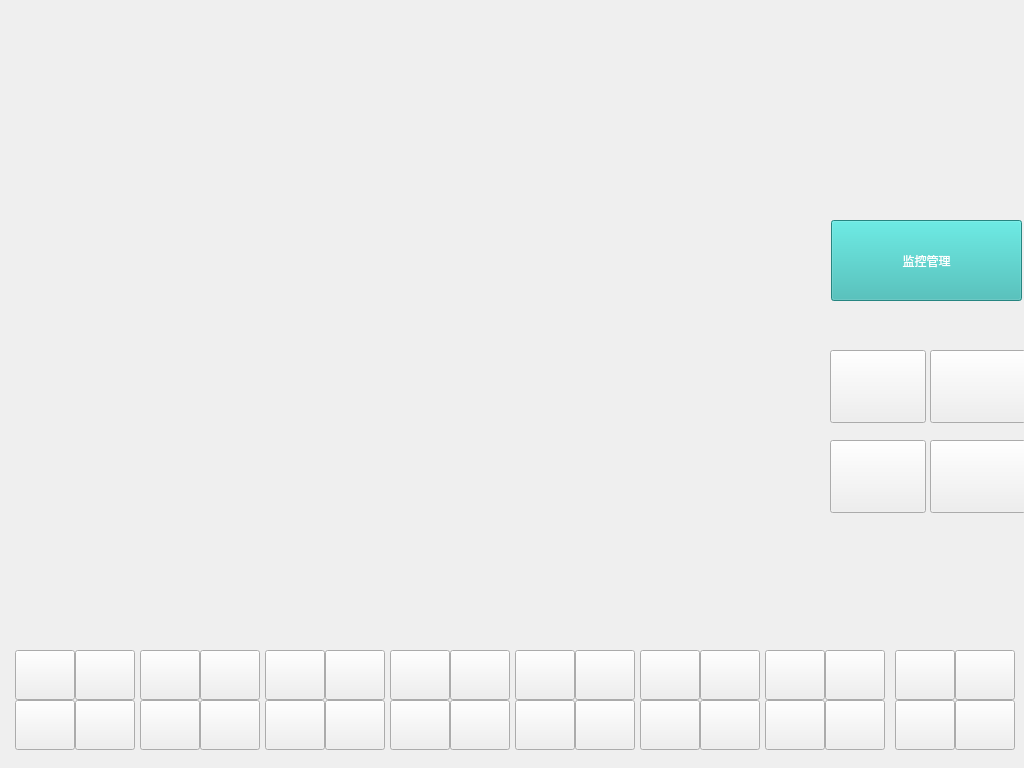
Old version of the form cctv/cctv.ui in the repository 1157889734/cctvmonitor.
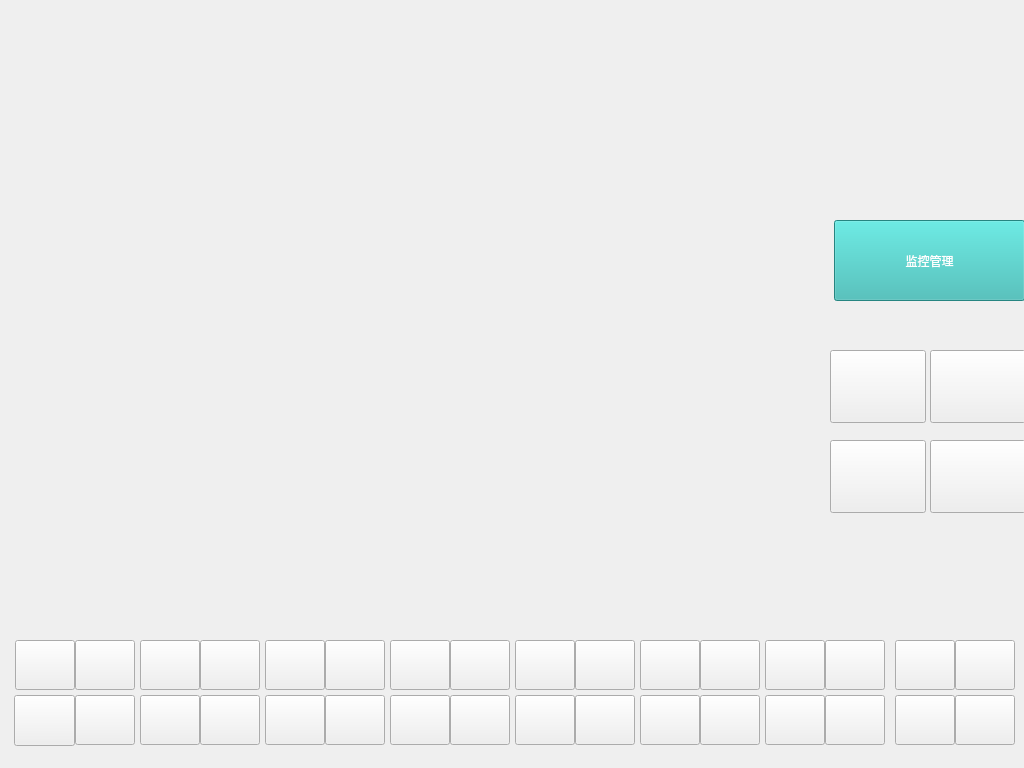
New version of the form. Icons and pictures are not drawn.

Diff of the .ui file:
```diff
--- a/cctv/cctv.ui
+++ b/cctv/cctv.ui
@@ -19,10 +19,10 @@
   <widget class="QLabel" name="label">
    <property name="geometry">
     <rect>
-     <x>832</x>
+     <x>834</x>
      <y>0</y>
      <width>192</width>
-     <height>624</height>
+     <height>611</height>
     </rect>
    </property>
    <property name="styleSheet">
@@ -36,7 +36,7 @@
   <widget class="QPushButton" name="monitorManageButton">
    <property name="geometry">
     <rect>
-     <x>831</x>
+     <x>834</x>
      <y>220</y>
      <width>191</width>
      <height>81</height>
@@ -132,9 +132,9 @@
    <property name="geometry">
     <rect>
      <x>0</x>
-     <y>624</y>
+     <y>610</y>
      <width>1024</width>
-     <height>144</height>
+     <height>171</height>
     </rect>
    </property>
    <property name="styleSheet">
@@ -148,7 +148,7 @@
    <property name="geometry">
     <rect>
      <x>15</x>
-     <y>650</y>
+     <y>640</y>
      <width>60</width>
      <height>50</height>
     </rect>
@@ -164,7 +164,7 @@
    <property name="geometry">
     <rect>
      <x>75</x>
-     <y>650</y>
+     <y>640</y>
      <width>60</width>
      <height>50</height>
     </rect>
@@ -179,10 +179,10 @@
   <widget class="QPushButton" name="pushButton_1_6">
    <property name="geometry">
     <rect>
-     <x>15</x>
-     <y>700</y>
-     <width>60</width>
-     <height>50</height>
+     <x>14</x>
+     <y>695</y>
+     <width>61</width>
+     <height>51</height>
     </rect>
    </property>
    <property name="styleSheet">
@@ -196,7 +196,7 @@
    <property name="geometry">
     <rect>
      <x>75</x>
-     <y>700</y>
+     <y>695</y>
      <width>60</width>
      <height>50</height>
     </rect>
@@ -212,7 +212,7 @@
    <property name="geometry">
     <rect>
      <x>200</x>
-     <y>700</y>
+     <y>695</y>
      <width>60</width>
      <height>50</height>
     </rect>
@@ -228,7 +228,7 @@
    <property name="geometry">
     <rect>
      <x>200</x>
-     <y>650</y>
+     <y>640</y>
      <width>60</width>
      <height>50</height>
     </rect>
@@ -244,7 +244,7 @@
    <property name="geometry">
     <rect>
      <x>140</x>
-     <y>650</y>
+     <y>640</y>
      <width>60</width>
      <height>50</height>
     </rect>
@@ -260,7 +260,7 @@
    <property name="geometry">
     <rect>
      <x>140</x>
-     <y>700</y>
+     <y>695</y>
      <width>60</width>
      <height>50</height>
     </rect>
@@ -276,7 +276,7 @@
    <property name="geometry">
     <rect>
      <x>325</x>
-     <y>700</y>
+     <y>695</y>
      <width>60</width>
      <height>50</height>
     </rect>
@@ -292,7 +292,7 @@
    <property name="geometry">
     <rect>
      <x>325</x>
-     <y>650</y>
+     <y>640</y>
      <width>60</width>
      <height>50</height>
     </rect>
@@ -308,7 +308,7 @@
    <property name="geometry">
     <rect>
      <x>265</x>
-     <y>650</y>
+     <y>640</y>
      <width>60</width>
      <height>50</height>
     </rect>
@@ -324,7 +324,7 @@
    <property name="geometry">
     <rect>
      <x>265</x>
-     <y>700</y>
+     <y>695</y>
      <width>60</width>
      <height>50</height>
     </rect>
@@ -340,7 +340,7 @@
    <property name="geometry">
     <rect>
      <x>450</x>
-     <y>700</y>
+     <y>695</y>
      <width>60</width>
      <height>50</height>
     </rect>
@@ -356,7 +356,7 @@
    <property name="geometry">
     <rect>
      <x>450</x>
-     <y>650</y>
+     <y>640</y>
      <width>60</width>
      <height>50</height>
     </rect>
@@ -372,7 +372,7 @@
    <property name="geometry">
     <rect>
      <x>390</x>
-     <y>700</y>
+     <y>695</y>
      <width>60</width>
      <height>50</height>
     </rect>
@@ -388,7 +388,7 @@
    <property name="geometry">
     <rect>
      <x>390</x>
-     <y>650</y>
+     <y>640</y>
      <width>60</width>
      <height>50</height>
     </rect>
@@ -404,7 +404,7 @@
    <property name="geometry">
     <rect>
      <x>575</x>
-     <y>650</y>
+     <y>640</y>
      <width>60</width>
      <height>50</height>
     </rect>
@@ -420,7 +420,7 @@
    <property name="geometry">
     <rect>
      <x>515</x>
-     <y>650</y>
+     <y>640</y>
      <width>60</width>
      <height>50</height>
     </rect>
@@ -436,7 +436,7 @@
    <property name="geometry">
     <rect>
      <x>515</x>
-     <y>700</y>
+     <y>695</y>
      <width>60</width>
      <height>50</height>
     </rect>
@@ -452,7 +452,7 @@
    <property name="geometry">
     <rect>
      <x>575</x>
-     <y>700</y>
+     <y>695</y>
      <width>60</width>
      <height>50</height>
     </rect>
@@ -468,7 +468,7 @@
    <property name="geometry">
     <rect>
      <x>700</x>
-     <y>700</y>
+     <y>695</y>
      <width>60</width>
      <height>50</height>
     </rect>
@@ -484,7 +484,7 @@
    <property name="geometry">
     <rect>
      <x>640</x>
-     <y>650</y>
+     <y>640</y>
      <width>60</width>
      <height>50</height>
     </rect>
@@ -500,7 +500,7 @@
    <property name="geometry">
     <rect>
      <x>700</x>
-     <y>650</y>
+     <y>640</y>
      <width>60</width>
      <height>50</height>
     </rect>
@@ -516,7 +516,7 @@
    <property name="geometry">
     <rect>
      <x>640</x>
-     <y>700</y>
+     <y>695</y>
      <width>60</width>
      <height>50</height>
     </rect>
@@ -532,7 +532,7 @@
    <property name="geometry">
     <rect>
      <x>765</x>
-     <y>650</y>
+     <y>640</y>
      <width>60</width>
      <height>50</height>
     </rect>
@@ -548,7 +548,7 @@
    <property name="geometry">
     <rect>
      <x>765</x>
-     <y>700</y>
+     <y>695</y>
      <width>60</width>
      <height>50</height>
     </rect>
@@ -564,7 +564,7 @@
    <property name="geometry">
     <rect>
      <x>825</x>
-     <y>700</y>
+     <y>695</y>
      <width>60</width>
      <height>50</height>
     </rect>
@@ -580,7 +580,7 @@
    <property name="geometry">
     <rect>
      <x>825</x>
-     <y>650</y>
+     <y>640</y>
      <width>60</width>
      <height>50</height>
     </rect>
@@ -596,7 +596,7 @@
    <property name="geometry">
     <rect>
      <x>955</x>
-     <y>700</y>
+     <y>695</y>
      <width>60</width>
      <height>50</height>
     </rect>
@@ -612,7 +612,7 @@
    <property name="geometry">
     <rect>
      <x>895</x>
-     <y>700</y>
+     <y>695</y>
      <width>60</width>
      <height>50</height>
     </rect>
@@ -628,7 +628,7 @@
    <property name="geometry">
     <rect>
      <x>895</x>
-     <y>650</y>
+     <y>640</y>
      <width>60</width>
      <height>50</height>
     </rect>
@@ -644,7 +644,7 @@
    <property name="geometry">
     <rect>
      <x>955</x>
-     <y>650</y>
+     <y>640</y>
      <width>60</width>
      <height>50</height>
     </rect>
```
Left out of the diff: 2 changed lines with no effect on the pictures.
